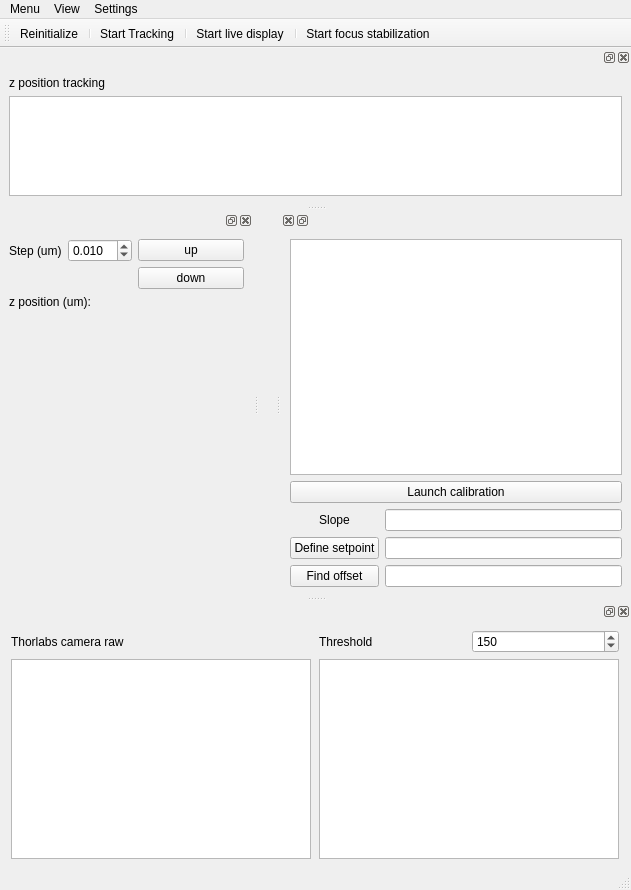
fbarho/qudi-cbs, file gui/focus/ui_focus.ui: the form before one commit.
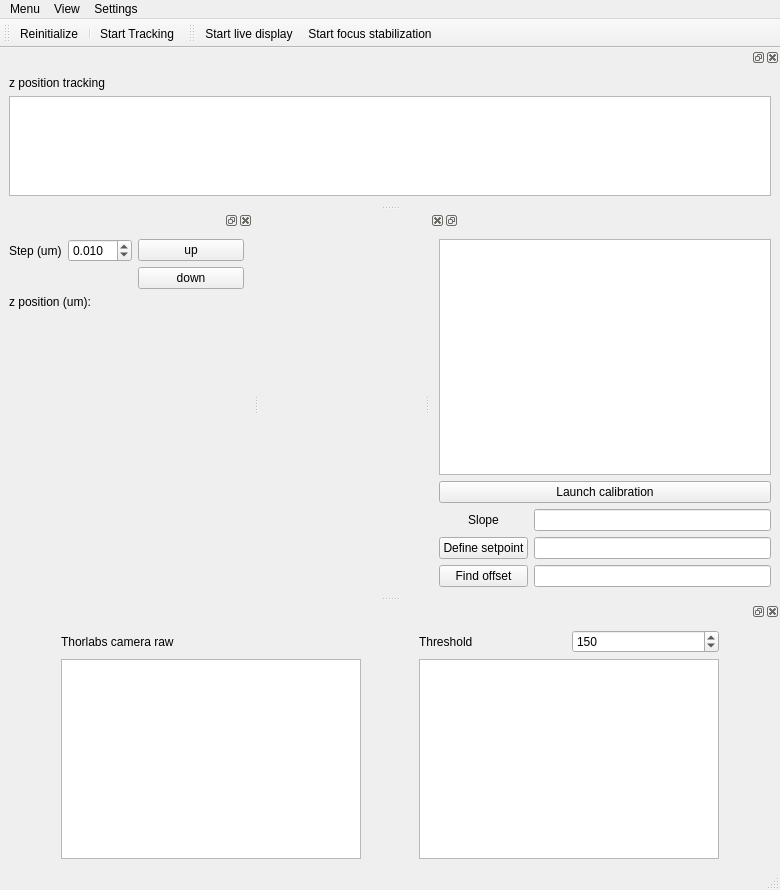
The form after the commit. Custom widgets are drawn as their Qt base class.

Commit message: split toolbar in focus and autofocus toolbars

Diff of the .ui file:
```diff
--- a/gui/focus/ui_focus.ui
+++ b/gui/focus/ui_focus.ui
@@ -6,7 +6,7 @@
    <rect>
     <x>0</x>
     <y>0</y>
-    <width>631</width>
+    <width>780</width>
     <height>890</height>
    </rect>
   </property>
@@ -19,7 +19,7 @@
     <rect>
      <x>0</x>
      <y>0</y>
-     <width>631</width>
+     <width>780</width>
      <height>22</height>
     </rect>
    </property>
@@ -167,10 +167,6 @@
    <addaction name="piezo_init_Action"/>
    <addaction name="separator"/>
    <addaction name="tracking_Action"/>
-   <addaction name="separator"/>
-   <addaction name="start_live_Action"/>
-   <addaction name="separator"/>
-   <addaction name="autofocus_Action"/>
   </widget>
   <widget class="QDockWidget" name="timetrace_DockWidget">
    <property name="layoutDirection">
@@ -356,6 +352,19 @@
     </layout>
    </widget>
   </widget>
+  <widget class="QToolBar" name="autofocus_toolBar">
+   <property name="windowTitle">
+    <string>toolBar_2</string>
+   </property>
+   <attribute name="toolBarArea">
+    <enum>TopToolBarArea</enum>
+   </attribute>
+   <attribute name="toolBarBreak">
+    <bool>false</bool>
+   </attribute>
+   <addaction name="start_live_Action"/>
+   <addaction name="autofocus_Action"/>
+  </widget>
   <action name="close_MenuAction">
    <property name="text">
     <string>Close</string>
```
Left out of the diff: 2 changed lines with no effect on the pictures.
